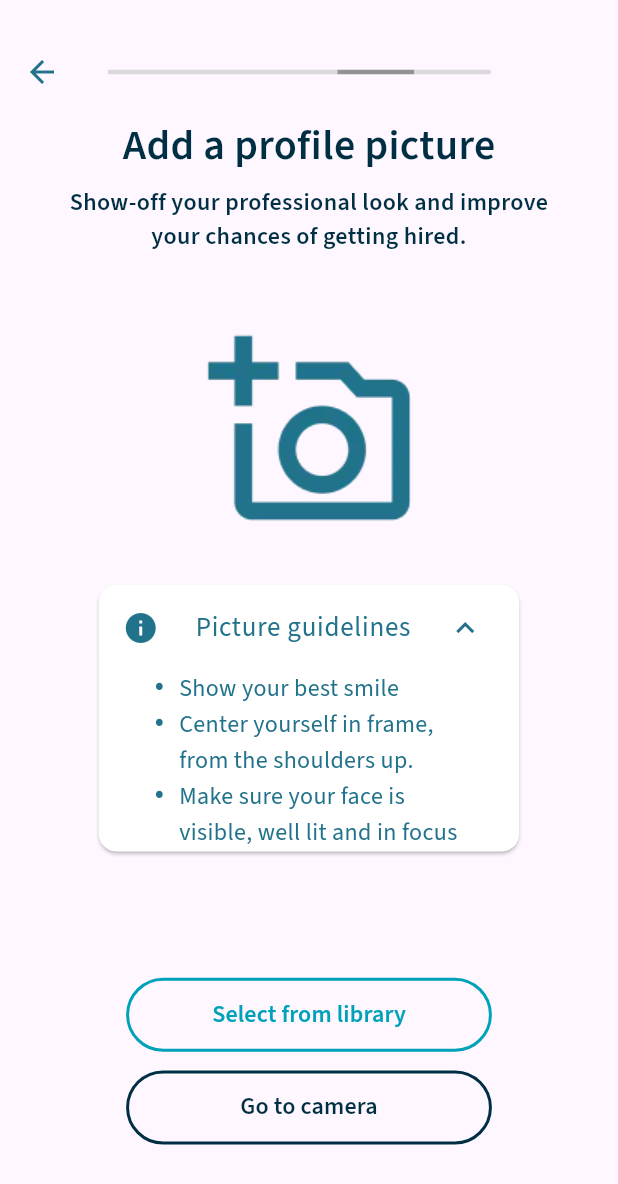
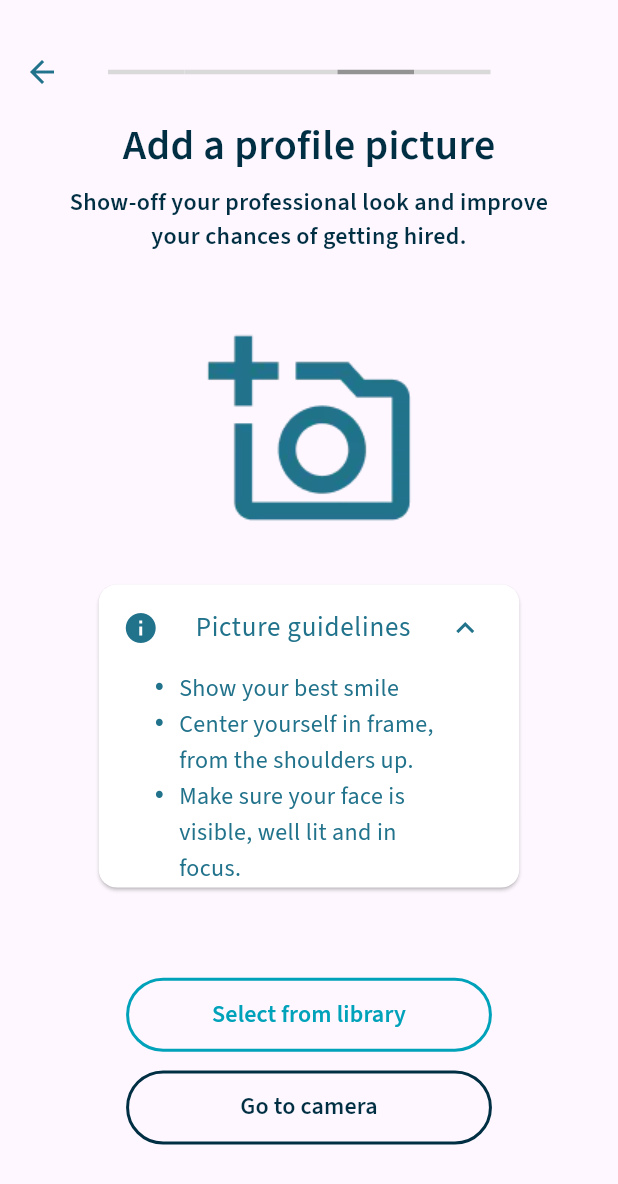
Before and after one commit to Boubakar3mc/ubee_mini, a Flutter app: the screen it shows after launch, after a tap on "Picture guidelines", on a phone screen of 412 x 824 dp. Shown: the top 1184 px of the screen. Run offline on Flutter 3.47's test engine with Material 3 defaults, Android fonts, the phone set to English and light mode, and no system bars; our stand-ins replace bloc, cloud_firestore, email_validator, equatable, firebase_auth, firebase_core and 3 more; missing offline and left inert: age_calculator; accounts and stored records are empty; generated files the repository leaves out were written again.

Commit message:
AddPicutreView layout completed

```diff
--- a/lib/core/l10n/ubee_en.arb
+++ b/lib/core/l10n/ubee_en.arb
@@ -35,7 +35,16 @@
     "yourBirthDate" : "What's your date of birth",
     "disclaimer" : "I understand that I will be acting as an individual contractor within the UBEE organization.",
     "notLogedIn" : "Not loged in",
-    "continueButton" : "Continue"
+    "continueButton" : "Continue",
+
+    "addProfilePicture" : "Add a profile picture",
+    "showProfessionalLook" : "Show-off your professional look and improve your chances of getting hired.",
+    "picGuidelines" : "Picture guidelines",
+    "bestSmile" : "Show your best smile",
+    "centerYourself" : "Center yourself in frame, from the shoulders up.",
+    "makeFaceVisible" : "Make sure your face is visible, well lit and in focus.",
+    "selectFromLibraryButton" : "Select from library",
+    "goToCameraButton" : "Go to camera"
 
 
 
--- a/lib/core/l10n/ubee_fr.arb
+++ b/lib/core/l10n/ubee_fr.arb
@@ -34,5 +34,14 @@
     "yourBirthDate" : "Quelle est votre date de naissance ?",
     "disclaimer" : "Je comprends que j'agirai en tant que contractant individuel au sein de l'organisation d'UBEE.",
     "notLogedIn" : "Vous n'êtes pas authentifié",
-    "continueButton" : "Continuer"
+    "continueButton" : "Continuer",
+
+    "addProfilePicture" : "Ajouter une photo de profil",
+    "showProfessionalLook" : "Mettez en valeur votre aspect professionnel et augmentez vos chances d'être embauché.",
+    "picGuidelines" : "Guide photo",
+    "bestSmile" : "Affichez votre plus beau sourire",
+    "centerYourself" : "Se centrer dans le cadre, à partir des épaules.",
+    "makeFaceVisible" : "Veillez à ce que votre visage soit visible, bien éclairé et mis au point.",
+    "selectFromLibraryButton" : "Sélectionner dans la bibliothèque",
+    "goToCameraButton" : "Aller à la caméra"
 }
--- a/lib/features/authentication/presentation/pages/add_picture_view.dart
+++ b/lib/features/authentication/presentation/pages/add_picture_view.dart
@@ -2,6 +2,8 @@ import 'package:flutter/material.dart';
 import 'package:ubee_mini/core/components/progress_app_bar.dart';
 import 'package:ubee_mini/core/components/top_page_title.dart';
 import 'package:ubee_mini/core/utils/colors_constants.dart';
+import 'package:ubee_mini/core/utils/localized.dart';
+import 'package:ubee_mini/features/authentication/presentation/widget/expandable_card.dart';
 
 class AddPictureView extends StatefulWidget {
   const AddPictureView({super.key});
@@ -11,8 +13,6 @@ class AddPictureView extends StatefulWidget {
 }
 
 class _AddPictureViewState extends State<AddPictureView> {
-  bool _customTileExpanded = false;
-
   @override
   Widget build(BuildContext context) {
     return Scaffold(
@@ -22,16 +22,16 @@ class _AddPictureViewState extends State<AddPictureView> {
       body: SizedBox(
         width: MediaQuery.of(context).size.width,
         child: Column(crossAxisAlignment: CrossAxisAlignment.center, children: [
-          const TopPageTitle(title: 'Add a profile picture'),
+          TopPageTitle(title: localized(context).addProfilePicture),
           SizedBox(
             height: MediaQuery.of(context).size.height * 0.012,
           ),
           SizedBox(
             width: MediaQuery.of(context).size.width * 0.85,
-            child: const Text(
-              'Show-off your professional look and improve your chances of getting hired.',
+            child: Text(
+              localized(context).showProfessionalLook,
               textAlign: TextAlign.center,
-              style: TextStyle(
+              style: const TextStyle(
                   fontSize: 16,
                   fontWeight: FontWeight.w600,
                   color: themeDarkColor),
@@ -44,123 +44,13 @@ class _AddPictureViewState extends State<AddPictureView> {
           SizedBox(
             height: MediaQuery.of(context).size.height * 0.037,
           ),
-          SizedBox(
-            width: MediaQuery.of(context).size.width * 0.7,
-            child: Card(
-              borderOnForeground: true,
-              color: Colors.white,
-              child: Theme(
-                data: Theme.of(context)
-                    .copyWith(dividerColor: Colors.transparent),
-                child: ExpansionTile(
-                  leading: const Icon(
-                    Icons.info,
-                    color: themeBlueColor,
-                  ),
-                  title: const Center(
-                    child: Text(
-                      'Picture guidelines',
-                      style: TextStyle(
-                          color: themeBlueColor,
-                          fontSize: 18,
-                          fontWeight: FontWeight.w400),
-                    ),
-                  ),
-                  trailing: Icon(
-                      _customTileExpanded
-                          ? Icons.expand_less
-                          : Icons.expand_more,
-                      color: themeBlueColor),
-                  onExpansionChanged: (bool expanded) {
-                    setState(() {
-                      _customTileExpanded = expanded;
-                    });
-                  },
-                  children: [
-                    SizedBox(
-                      width: MediaQuery.of(context).size.width * 0.5,
-                      child: const Column(
-                        crossAxisAlignment: CrossAxisAlignment.start,
-                        children: [
-                          Row(
-                            crossAxisAlignment: CrossAxisAlignment.start,
-                            children: [
-                              Text(
-                                '\u2022',
-                                style: TextStyle(
-                                    fontSize: 20,
-                                    height: 1,
-                                    color: themeBlueColor),
-                              ),
-                              SizedBox(
-                                width: 10,
-                              ),
-                              Flexible(
-                                  child: Text(
-                                'Show your best smile',
-                                style: TextStyle(
-                                    color: themeBlueColor,
-                                    fontSize: 16,
-                                    fontWeight: FontWeight.w400,
-                                    height: 1.5),
-                              )),
-                            ],
-                          ),
-                          Row(
-                            crossAxisAlignment: CrossAxisAlignment.start,
-                            children: [
-                              Text(
-                                '\u2022',
-                                style: TextStyle(
-                                    fontSize: 20,
-                                    height: 1,
-                                    color: themeBlueColor),
-                              ),
-                              SizedBox(
-                                width: 10,
-                              ),
-                              Flexible(
-                                  child: Text(
-                                'Center yourself in frame, from the shoulders up.',
-                                style: TextStyle(
-                                    color: themeBlueColor,
-                                    fontSize: 16,
-                                    fontWeight: FontWeight.w400,
-                                    height: 1.5),
-                              )),
-                            ],
-                          ),
-                          Row(
-                            crossAxisAlignment: CrossAxisAlignment.start,
-                            children: [
-                              Text(
-                                '\u2022',
-                                style: TextStyle(
-                                    fontSize: 20,
-                                    height: 1,
-                                    color: themeBlueColor),
-                              ),
-                              SizedBox(
-                                width: 10,
-                              ),
-                              Flexible(
-                                  child: Text(
-                                'Make sure your face is visible, well lit and in focus',
-                                style: TextStyle(
-                                    color: themeBlueColor,
-                                    fontSize: 16,
-                                    fontWeight: FontWeight.w400,
-                                    height: 1.5),
-                              )),
-                            ],
-                          ),
-                        ],
-                      ),
-                    ),
-                  ],
-                ),
-              ),
-            ),
+           ExpandableCard(
+            title: localized(context).picGuidelines,
+            texts:  [
+              localized(context).bestSmile,
+              localized(context).centerYourself,
+              localized(context).makeFaceVisible,
+            ],
           ),
           const Spacer(),
           SizedBox(
@@ -171,8 +61,9 @@ class _AddPictureViewState extends State<AddPictureView> {
                     side: const BorderSide(
                         width: 2.0, color: themeLightBlueColor)),
                 onPressed: () {},
-                child: const Text('Select from library',
-                    style: TextStyle(
+                child: Text(localized(context).selectFromLibraryButton,
+                  textAlign: TextAlign.center,
+                    style: const TextStyle(
                         color: themeLightBlueColor,
                         fontSize: 16,
                         fontWeight: FontWeight.w600))),
@@ -185,11 +76,10 @@ class _AddPictureViewState extends State<AddPictureView> {
             height: MediaQuery.of(context).size.height * 0.06,
             child: OutlinedButton(
                 style: OutlinedButton.styleFrom(
-                    side: const BorderSide(
-                        width: 2.0, color: themeDarkColor)),
+                    side: const BorderSide(width: 2.0, color: themeDarkColor)),
                 onPressed: () {},
-                child: const Text('Go to camera',
-                    style: TextStyle(
+                child: Text(localized(context).goToCameraButton,
+                    style: const TextStyle(
                         color: themeDarkColor,
                         fontSize: 16,
                         fontWeight: FontWeight.w600))),
--- /dev/null
+++ b/lib/features/authentication/presentation/widget/expandable_card.dart
@@ -0,0 +1,99 @@
+import 'package:flutter/material.dart';
+import 'package:ubee_mini/core/utils/colors_constants.dart';
+
+class ExpandableCard extends StatefulWidget{
+  final String title;
+  final List<String> texts;
+
+  const ExpandableCard({super.key,required this.title,required this.texts});
+
+  @override
+  State<ExpandableCard> createState() => _ExpandableCardState();
+}
+
+class _ExpandableCardState extends State<ExpandableCard> {
+  bool _customTileExpanded = false;
+
+  @override
+  Widget build(BuildContext context) {
+    return SizedBox(
+            width: MediaQuery.of(context).size.width * 0.7,
+            child: Card(
+              borderOnForeground: true,
+              color: Colors.white,
+              child: Theme(
+                data: Theme.of(context)
+                    .copyWith(dividerColor: Colors.transparent),
+                child: ExpansionTile(
+                  leading: const Icon(
+                    Icons.info,
+                    color: themeBlueColor,
+                  ),
+                  title: Center(
+                    child: Text(
+                      widget.title,
+                      style: const TextStyle(
+                          color: themeBlueColor,
+                          fontSize: 18,
+                          fontWeight: FontWeight.w400),
+                    ),
+                  ),
+                  trailing: Icon(
+                      _customTileExpanded
+                          ? Icons.expand_less
+                          : Icons.expand_more,
+                      color: themeBlueColor),
+                  onExpansionChanged: (bool expanded) {
+                    setState(() {
+                      _customTileExpanded = expanded;
+                    });
+                  },
+                  children: [
+                    SizedBox(
+                      width: MediaQuery.of(context).size.width * 0.5,
+                      child: Column(
+                        crossAxisAlignment: CrossAxisAlignment.start,
+                        children:_getTexts(),
+                      ),
+                    ),
+                  ],
+                ),
+              ),
+            ),
+          );
+  }
+
+  _getTexts(){
+    final texts = <Widget>[];
+    for(var i = 0; i < widget.texts.length; i++){
+      texts.add(
+        Row(
+                            crossAxisAlignment: CrossAxisAlignment.start,
+                            children: [
+                              const Text(
+                                '\u2022',
+                                style: TextStyle(
+                                    fontSize: 20,
+                                    height: 1,
+                                    color: themeBlueColor),
+                              ),
+                              const SizedBox(
+                                width: 10,
+                              ),
+                              Flexible(
+                                  child: Text(
+                                widget.texts[i],
+                                style: const TextStyle(
+                                    color: themeBlueColor,
+                                    fontSize: 16,
+                                    fontWeight: FontWeight.w400,
+                                    height: 1.5),
+                              )),
+                            ],
+                          ),
+      );
+    }
+
+    return texts;
+  }
+}
--- a/lib/main.dart
+++ b/lib/main.dart
@@ -41,6 +41,7 @@ class MyApp extends StatelessWidget {
         Locale('en', ''),
         Locale('fr', ''),
       ],
+
     );
   }
 }
```
